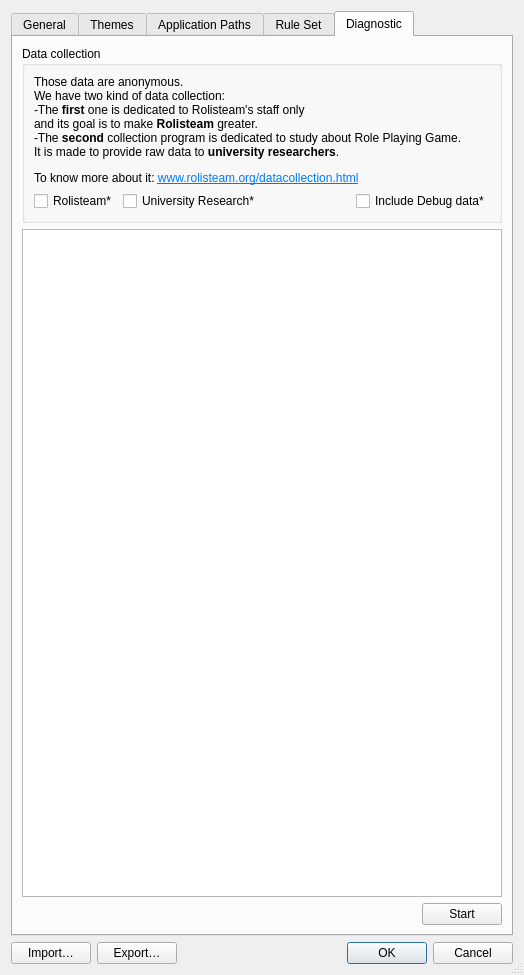
The window that client/preferences/preferencesdialogbox.ui (Rolisteam/rolisteam) describes before a commit, drawn with Qt 5.
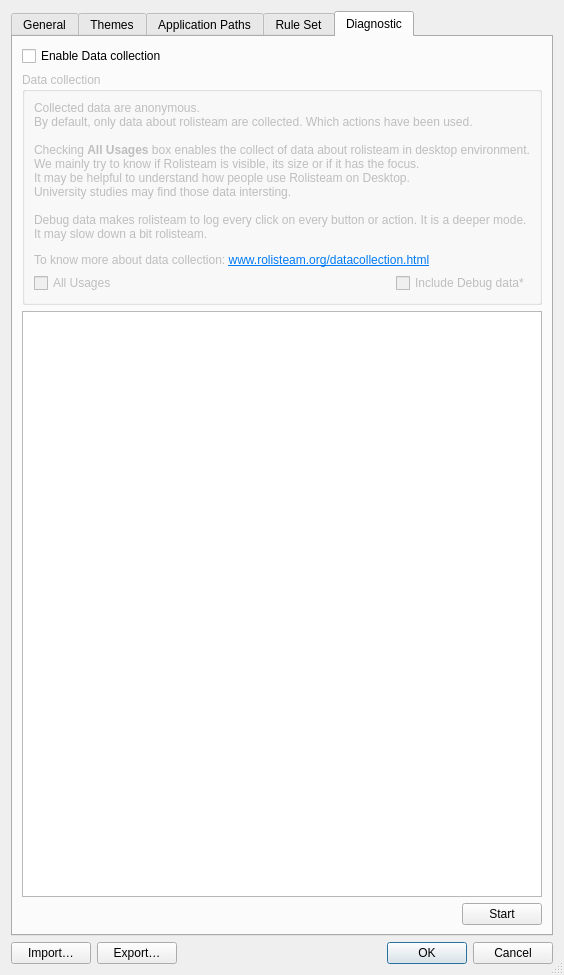
The same window after the commit. The open tabs and pages were chosen to show the change. Icons and pictures are not drawn. Custom widgets are drawn as their Qt base class.

Patch:
```diff
--- a/client/preferences/preferencesdialogbox.ui
+++ b/client/preferences/preferencesdialogbox.ui
@@ -1270,8 +1270,18 @@
        <string>Diagnostic</string>
       </attribute>
       <layout class="QVBoxLayout" name="verticalLayout_7">
+       <item>
+        <widget class="QCheckBox" name="m_enableDataCollection">
+         <property name="text">
+          <string>Enable Data collection</string>
+         </property>
+        </widget>
+       </item>
        <item>
         <widget class="QGroupBox" name="groupBox_10">
+         <property name="enabled">
+          <bool>false</bool>
+         </property>
          <property name="title">
           <string>Data collection</string>
          </property>
@@ -1279,7 +1289,7 @@
           <item>
            <widget class="QLabel" name="label_28">
             <property name="text">
-             <string>&lt;html&gt;&lt;head/&gt;&lt;body&gt;&lt;p&gt;&lt;span style=&quot; font-size:9pt;&quot;&gt;Those data are anonymous. &lt;br/&gt;We have two kind of data collection:&lt;br/&gt;-The &lt;/span&gt;&lt;span style=&quot; font-size:9pt; font-weight:600;&quot;&gt;first&lt;/span&gt;&lt;span style=&quot; font-size:9pt;&quot;&gt; one is dedicated to Rolisteam's staff only &lt;br/&gt;and its goal is to make &lt;/span&gt;&lt;span style=&quot; font-size:9pt; font-weight:600;&quot;&gt;Rolisteam&lt;/span&gt;&lt;span style=&quot; font-size:9pt;&quot;&gt; greater.&lt;br/&gt;-The &lt;/span&gt;&lt;span style=&quot; font-size:9pt; font-weight:600;&quot;&gt;second&lt;/span&gt;&lt;span style=&quot; font-size:9pt;&quot;&gt; collection program is dedicated to study about Role Playing Game. &lt;br/&gt;It is made to provide raw data to &lt;/span&gt;&lt;span style=&quot; font-size:9pt; font-weight:600;&quot;&gt;university researchers&lt;/span&gt;&lt;span style=&quot; font-size:9pt;&quot;&gt;.&lt;/span&gt;&lt;/p&gt;&lt;p&gt;&lt;span style=&quot; font-size:9pt;&quot;&gt;To know more about it: &lt;/span&gt;&lt;a href=&quot;http://www.rolisteam.org/datacollection.html&quot;&gt;&lt;span style=&quot; font-size:9pt; text-decoration: underline; color:#007af4;&quot;&gt;www.rolisteam.org/datacollection.html&lt;/span&gt;&lt;/a&gt;&lt;/p&gt;&lt;/body&gt;&lt;/html&gt;</string>
+             <string>&lt;html&gt;&lt;head/&gt;&lt;body&gt;&lt;p&gt;&lt;span style=&quot; font-size:9pt;&quot;&gt;Collected data are anonymous. &lt;br/&gt;By default, only data about rolisteam are collected. Which actions have been used.&lt;br/&gt;&lt;br/&gt;Checking &lt;/span&gt;&lt;span style=&quot; font-size:9pt; font-weight:600;&quot;&gt;All Usages&lt;/span&gt;&lt;span style=&quot; font-size:9pt;&quot;&gt; box enables the collect of data about rolisteam in desktop environment.&lt;br/&gt;We mainly try to know if Rolisteam is visible, its size or if it has the focus. &lt;br/&gt;It may be helpful to understand how people use Rolisteam on Desktop. &lt;br/&gt;University studies may find those data intersting.&lt;br/&gt;&lt;br/&gt;Debug data makes rolisteam to log every click on every button or action. It is a deeper  mode.&lt;br/&gt;It may slow down a bit rolisteam.&lt;/span&gt;&lt;/p&gt;&lt;p&gt;&lt;span style=&quot; font-size:9pt;&quot;&gt;To know more about data collection: &lt;/span&gt;&lt;a href=&quot;http://www.rolisteam.org/datacollection.html&quot;&gt;&lt;span style=&quot; font-size:9pt; text-decoration: underline; color:#007af4;&quot;&gt;www.rolisteam.org/datacollection.html&lt;/span&gt;&lt;/a&gt;&lt;/p&gt;&lt;/body&gt;&lt;/html&gt;</string>
             </property>
             <property name="textFormat">
              <enum>Qt::RichText</enum>
@@ -1291,17 +1301,10 @@
           </item>
           <item>
            <layout class="QHBoxLayout" name="horizontalLayout_23">
-            <item>
-             <widget class="QCheckBox" name="m_logRolisteam">
-              <property name="text">
-               <string>Rolisteam*</string>
-              </property>
-             </widget>
-            </item>
             <item>
              <widget class="QCheckBox" name="m_logUniversityResearch">
               <property name="text">
-               <string>University Research*</string>
+               <string>All Usages</string>
               </property>
              </widget>
             </item>
```
Left out of the diff: 56 changed lines with no effect on the pictures.
